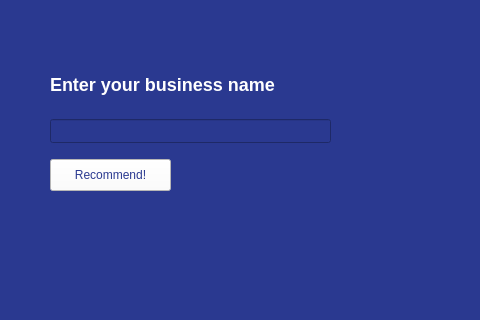
This is frontend/layout.ui in therogerwang/rd-2021 as Qt 5 draws it before an edit; both pictures show x 0 to 480 and y 261 to 581 of the 975 by 729 pixel window. The edited form follows.
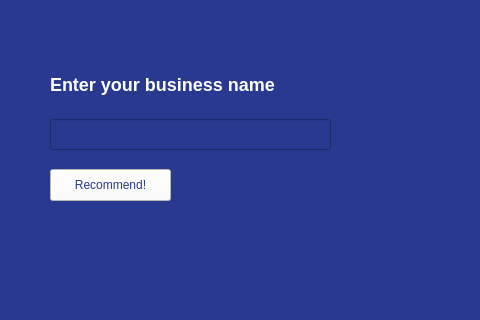
This is the edited form. Icons and pictures are not drawn.

Commit message: easier to read gui

Patch:
```diff
--- a/frontend/layout.ui
+++ b/frontend/layout.ui
@@ -55,9 +55,14 @@
       <x>50</x>
       <y>380</y>
       <width>281</width>
-      <height>24</height>
+      <height>31</height>
      </rect>
     </property>
+    <property name="font">
+     <font>
+      <pointsize>11</pointsize>
+     </font>
+    </property>
     <property name="styleSheet">
      <string notr="true">color:rgb(255, 255, 255)</string>
     </property>
@@ -101,11 +106,16 @@
     <property name="geometry">
      <rect>
       <x>50</x>
-      <y>420</y>
+      <y>430</y>
       <width>121</width>
       <height>32</height>
      </rect>
     </property>
+    <property name="font">
+     <font>
+      <pointsize>9</pointsize>
+     </font>
+    </property>
     <property name="styleSheet">
      <string notr="true">color:rgb(42, 57, 144);
 background-color: rgb(255, 255, 255);</string>
```
The commit also changes 1 other file.
